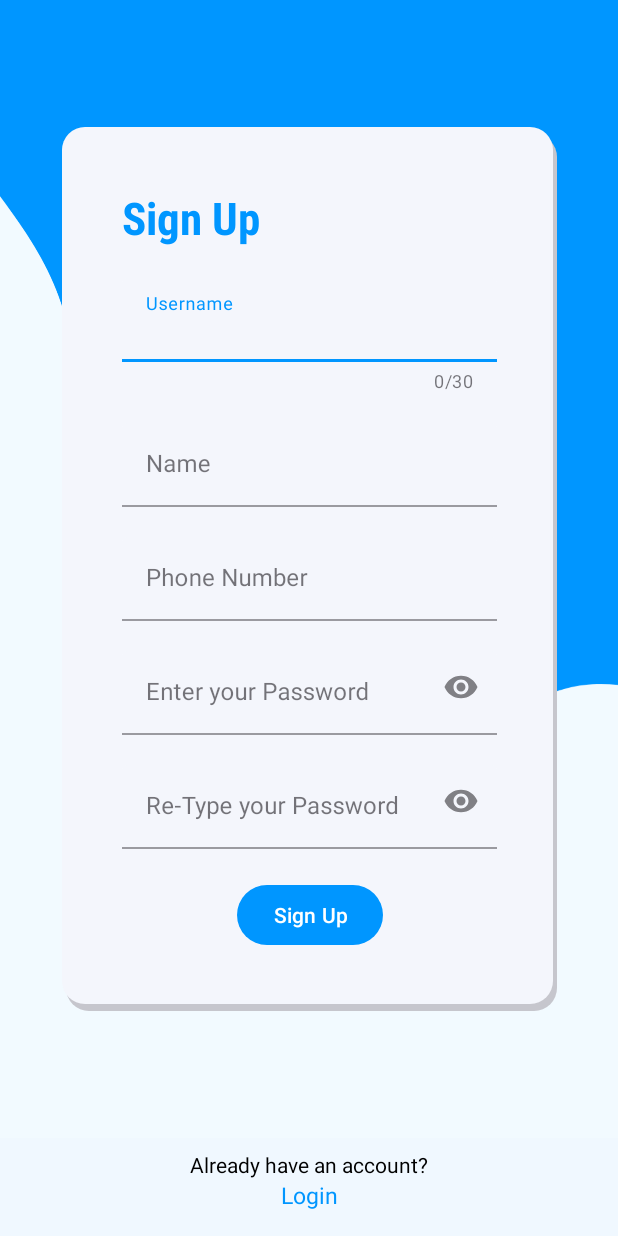
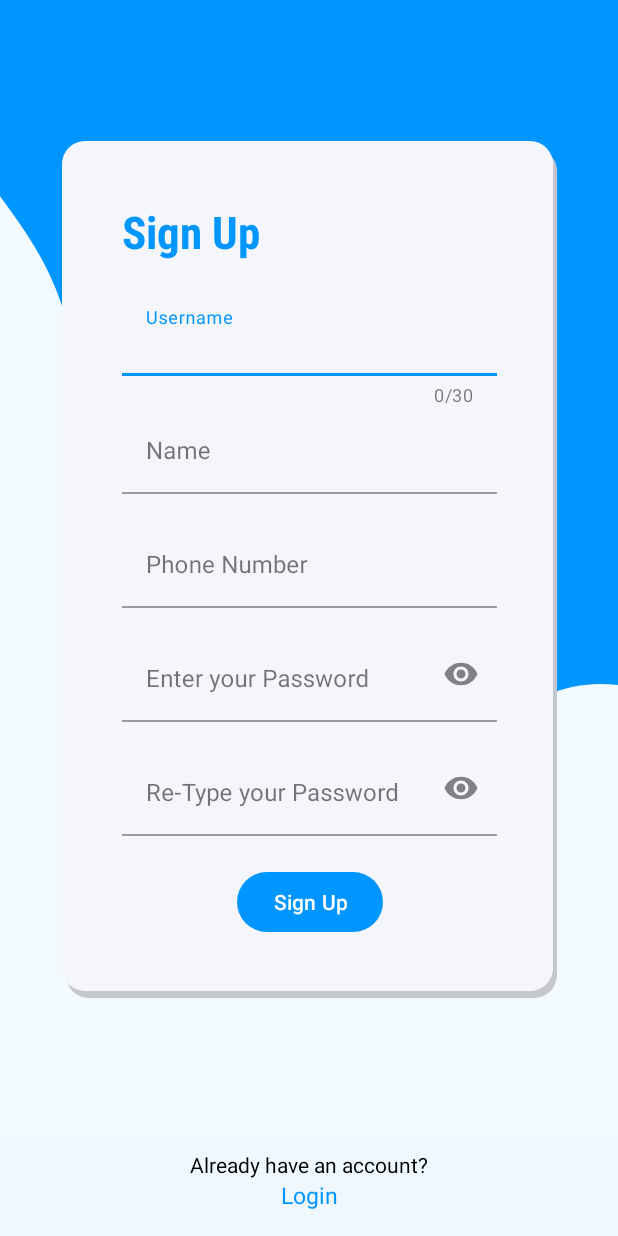
Before and after one commit to JD-Prince/PlayGround, an Android app: the screen it shows after launch (AuthActivity), after a tap on "Register", on a phone screen of 412 x 824 dp. Run offline under Robolectric (Android 15) with nearby library versions, the phone set to English and light mode, and no system bars; our stand-ins replace Room's generated code; 1 statement that could not run was skipped; 2 other taps on this screen came first.

Commit message:
few corrections

```diff
--- a/app/src/main/java/com/project/playground/view/auth/login/LoginFragment.kt
+++ b/app/src/main/java/com/project/playground/view/auth/login/LoginFragment.kt
@@ -67,7 +67,7 @@ class LoginFragment : Fragment() {
 
         viewModel.isEmptyField.observe(viewLifecycleOwner, Observer {FieldisEmpty ->
             if(FieldisEmpty){
-                Toast.makeText(requireContext(),"Please Fill all the Fields",Toast.LENGTH_SHORT).show()
+
                 if(binding.usernameForLogin.text.isNullOrEmpty()) binding.usernamaeLayout.error="Field cannot be empty"
 
                 if(binding.passwordForLogin.text.isNullOrEmpty()) binding.passwordLayout.error="Field cannot be empty"
--- a/app/src/main/java/com/project/playground/view/mainscreen/activityhandler/NewSportActivityCreaterActivity.kt
+++ b/app/src/main/java/com/project/playground/view/mainscreen/activityhandler/NewSportActivityCreaterActivity.kt
@@ -65,7 +65,6 @@ class NewSportActivityCreaterActivity : AppCompatActivity() {
         }
 
         viewModel.isRegistrationSuccessful.observe(this, Observer {
-            Toast.makeText(baseContext,"Activity created Successfully",Toast.LENGTH_SHORT).show()
 //            LocalBroadcastManager.getInstance(this).sendBroadcast(Intent("ACTION_NEW_ACTIVITY_ADDED"))
             finish()
         })
--- a/app/src/main/java/com/project/playground/view/mainscreen/profile/EditProfileActivity.kt
+++ b/app/src/main/java/com/project/playground/view/mainscreen/profile/EditProfileActivity.kt
@@ -1,6 +1,7 @@
 package com.project.playground.view.mainscreen.profile
 
 import android.app.Activity
+import android.content.Context
 import android.content.Intent
 import android.graphics.Bitmap
 import android.graphics.BitmapFactory
@@ -119,6 +120,7 @@ class EditProfileActivity : AppCompatActivity() {
             }
             if(allowance) {
             viewModel.updateData()
+                val sharedPreferences = getSharedPreferences("LOGIN_PREF",Context.MODE_PRIVATE).edit().putString("USERNAME",viewModel.username)
         }
 
 
--- a/app/src/main/res/layout/fragment_sign_up.xml
+++ b/app/src/main/res/layout/fragment_sign_up.xml
@@ -50,7 +50,7 @@
         style="@style/MyEditTextBackground">
         <com.google.android.material.textfield.TextInputEditText
             android:id="@+id/name"
-            android:layout_marginTop="20dp"
+            android:layout_marginTop="2dp"
             android:layout_width="250dp"
             android:layout_height="wrap_content"
             android:inputType="textPersonName"
@@ -105,9 +105,10 @@
         android:id="@+id/passsword_hint"
         android:layout_width="230dp"
         android:layout_height="wrap_content"
-        android:text="password must have 8–20 chars,at least 1 uppercase,1 number,1 special char,1 lower case"
+        android:text="@string/password_constraints"
         android:textSize="12sp"
-        android:textColor="@color/red"
+        tools:visibility="visible"
+        android:textColor="@color/material_dynamic_neutral50"
         android:layout_marginStart="5dp"
         android:visibility="gone"
         app:layout_constraintTop_toBottomOf="@id/password_layout"
--- a/app/src/main/res/values/strings.xml
+++ b/app/src/main/res/values/strings.xml
@@ -59,7 +59,7 @@
     <string name="date">date</string>
     <string name="title1">TITLE</string>
     <string name="location1">Location</string>
-    <string name="password_constraints">password must have 8–20 chars,at least 1 uppercase,1 number,1 special char,1 lower case</string>
+    <string name="password_constraints">password must have 8–20 chars,at least 1 uppercase,1 number,1 special char,1 lower case,no space</string>
     <string name="player_count_caution">Please note that you can only increase the number of players required for the game. Once incremented, the count cannot be decreased after updation. Be sure to set the value accordingly before confirming</string>
     <string name="game_history_empty_caption_for_the_player">There is no game history available for the player</string>
     <string name="feeds">Feeds</string>
```
